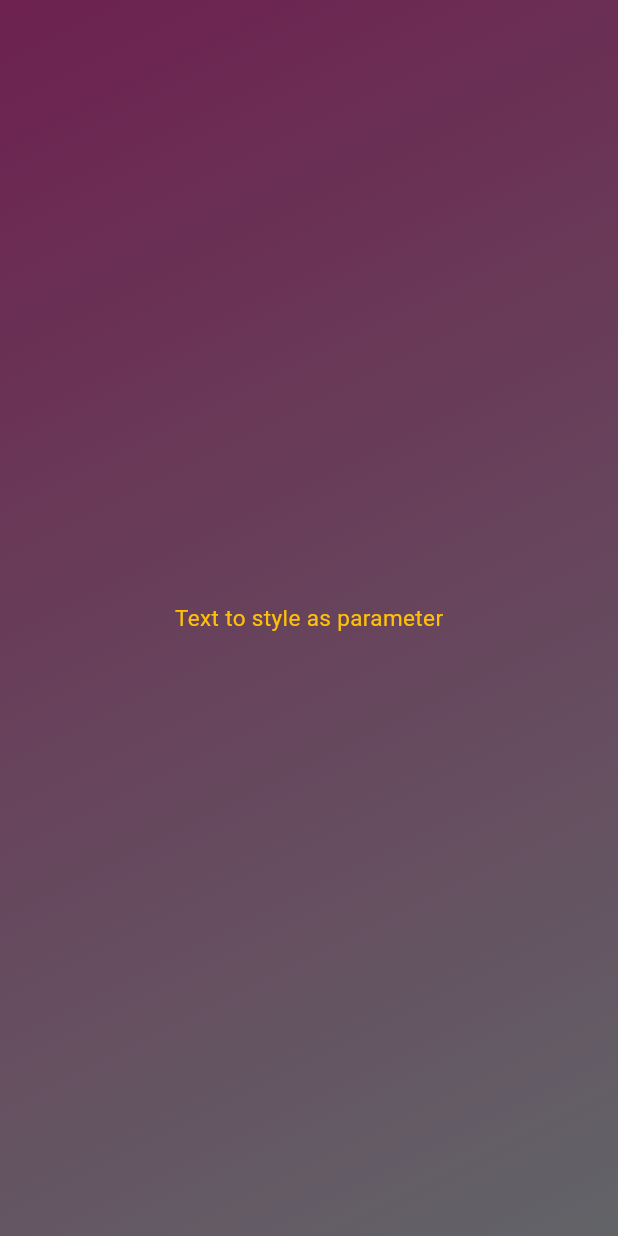
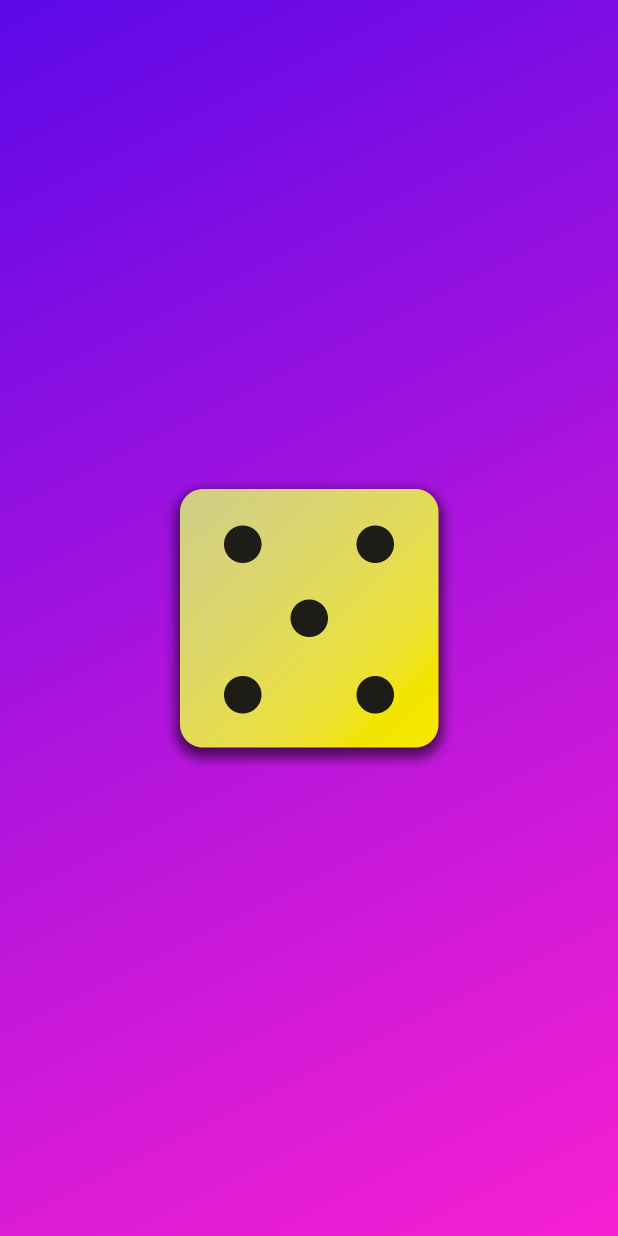
Before and after one commit to amadejsky/Mobile, a Flutter app: the screen it shows after launch, on a phone screen of 412 x 824 dp. Run offline on Flutter 3.47's test engine with Material 3 defaults, Android fonts, the phone set to English and light mode, and no system bars.

Commit message:
assets and images including in pubspec, image displaying and formating

```diff
--- a/flutter_dart/first_app/lib/gradient_function.dart
+++ b/flutter_dart/first_app/lib/gradient_function.dart
@@ -1,27 +1,33 @@
-import 'package:first_app/style_text.dart';
+
 import 'package:flutter/material.dart';
 
 const startAlign = Alignment.topLeft;
 const endAlign = Alignment.bottomRight;
 
 class GradientFunction extends StatelessWidget {
-   const GradientFunction({super.key});
+   const GradientFunction(this.color1, this.color2, {super.key});
+
+   const GradientFunction.purple({super.key})
+        : color1 = Colors.deepPurple,
+          color2 = Colors.indigo;
+
+   final Color color1;
+   final Color color2;
+
   @override
   Widget build(context){
     final stopwatch = Stopwatch()..start();
     Widget gradientWidget = Container(
-          decoration:const BoxDecoration(
+          decoration: BoxDecoration(
             gradient: LinearGradient(
-              colors:[
-                Color.fromARGB(255, 109, 33, 79),
-                Color.fromARGB(255, 98, 100, 104),
-              ],
+              colors: [color1, color2],
               begin: startAlign,
               end: endAlign,
             ),
           ),
-          child: const Center(
-            child: StyledText('Text to style as parameter')
+          child:  Center(
+            child: Image.asset('assets/images/dice-5.png',
+            width: 200)
           ),
         );
          stopwatch.stop();
@@ -29,3 +35,28 @@ class GradientFunction extends StatelessWidget {
     return gradientWidget;
   }
 }
+
+// class GradientFunction extends StatelessWidget {
+//    const GradientFunction({super.key,required this.colors});
+//    final List<Color> colors;
+
+//   @override
+//   Widget build(context){
+//     final stopwatch = Stopwatch()..start();
+//     Widget gradientWidget = Container(
+//           decoration: BoxDecoration(
+//             gradient: LinearGradient(
+//               colors: colors,
+//               begin: startAlign,
+//               end: endAlign,
+//             ),
+//           ),
+//           child: const Center(
+//             child: StyledText('Text to style as parameter')
+//           ),
+//         );
+//          stopwatch.stop();
+//     print('Execution time build: ${stopwatch.elapsedMilliseconds} ms');
+//     return gradientWidget;
+//   }
+// }
--- a/flutter_dart/first_app/lib/main.dart
+++ b/flutter_dart/first_app/lib/main.dart
@@ -6,7 +6,7 @@ void main() {
   runApp(
     const MaterialApp(
       home: Scaffold(
-        body: GradientFunction(),
+        body: GradientFunction(Color.fromARGB(255, 91, 9, 233),Color.fromARGB(222, 245, 0, 204)),
       ),
     ),
   );
```
Also changed, not shown: flutter_dart/first_app/pubspec.yaml (+7 -3 lines), flutter_dart/first_app/assets/images/dice-1.png (added), flutter_dart/first_app/assets/images/dice-2.png (added), flutter_dart/first_app/assets/images/dice-3.png (added), flutter_dart/first_app/assets/images/dice-4.png (added), flutter_dart/first_app/assets/images/dice-5.png (added), flutter_dart/first_app/assets/images/dice-6.png (added).
